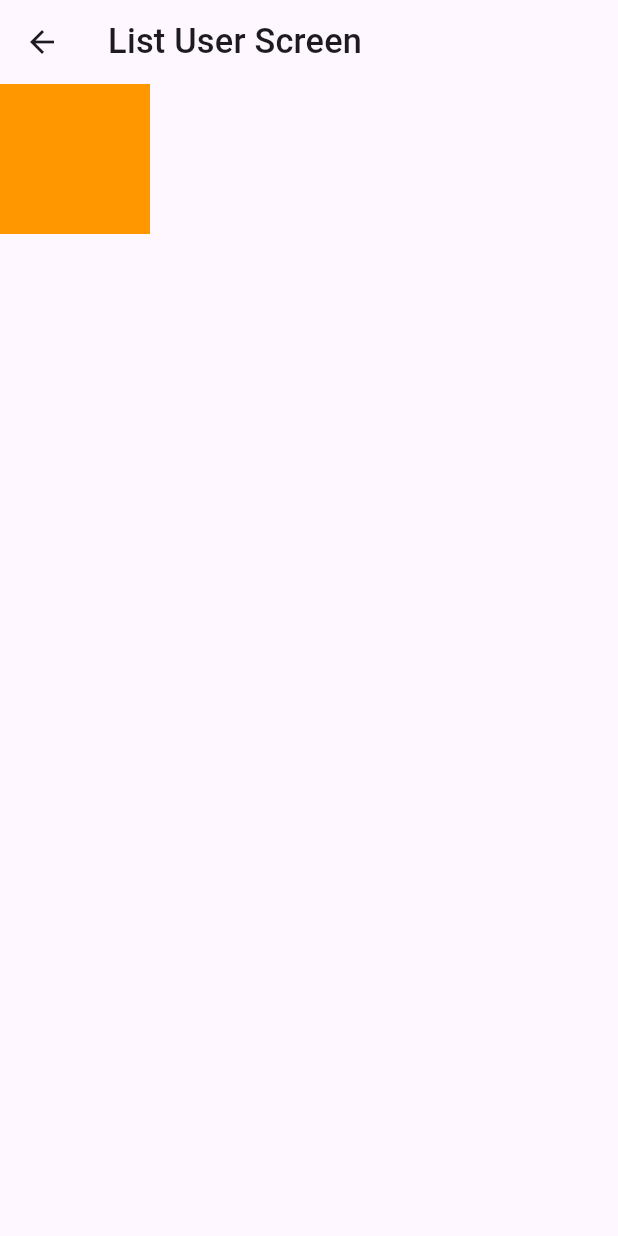
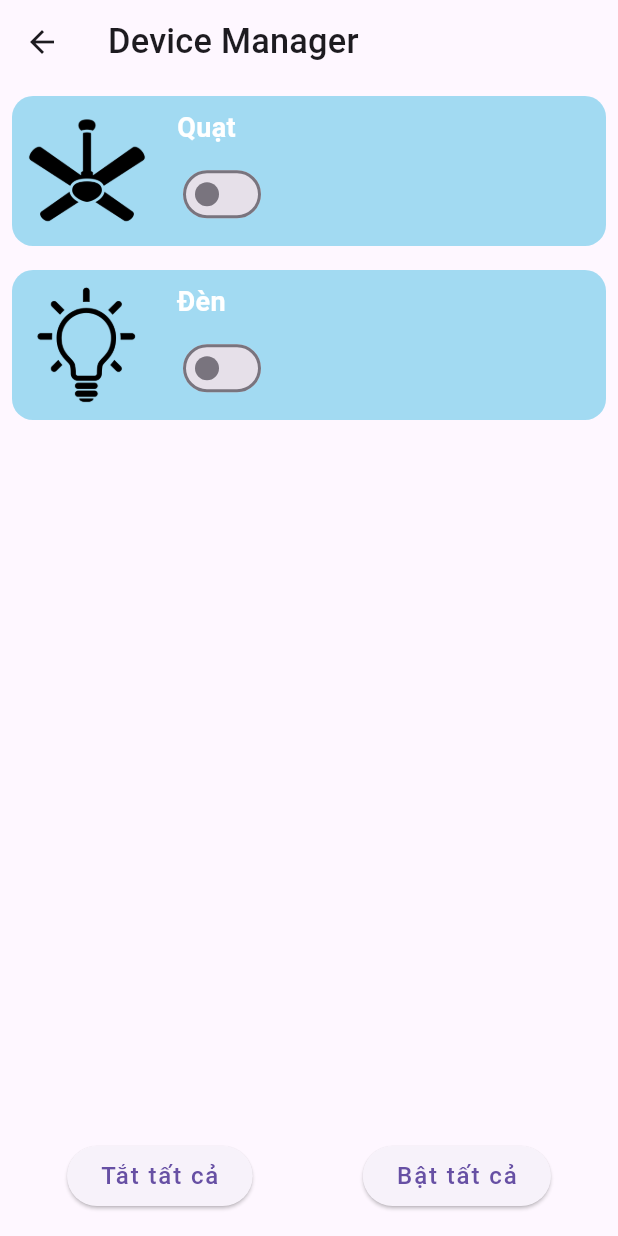
Before and after one commit to Lehuuan1006/sentinals, a Flutter app: the HomeScreen screen opened directly, after a tap on "Test3", on a phone screen of 412 x 824 dp. Run offline on Flutter 3.47's test engine with Material 3 defaults, Android fonts, the phone set to English and light mode, and no system bars; our stand-ins replace animated_bottom_navigation_bar, awesome_dialog, bloc, carousel_slider, cloud_firestore, cloud_functions and 16 more; missing offline and left inert: dart:ffi; accounts and stored records are empty; project files that could hold a hidden picture were left out.

Commit message:
add device manager page

```diff
--- /dev/null
+++ b/lib/screens/device_manager.dart
@@ -0,0 +1,121 @@
+import 'package:flutter/material.dart';
+
+class DeviceManager extends StatefulWidget {
+  @override
+  _DeviceManagerState createState() => _DeviceManagerState();
+}
+
+class _DeviceManagerState extends State<DeviceManager> {
+  bool fanState = false;
+  bool lightState = false;
+
+  void _setAllDevicesState(bool state) {
+    setState(() {
+      fanState = state;
+      lightState = state;
+    });
+  }
+
+  Widget buildDeviceBlock(String deviceName, bool value, String imageOn,
+      String imageOff, ValueChanged<bool> onChanged) {
+    return Padding(
+      padding: const EdgeInsets.all(8.0),
+      child: Container(
+        width: double.infinity,
+        height: 100,
+        decoration: BoxDecoration(
+          color: const Color.fromARGB(255, 162, 218, 242),
+          borderRadius: BorderRadius.circular(14),
+        ),
+        child: Padding(
+          padding: const EdgeInsets.all(10.0),
+          child: Row(
+            children: [
+              Image.asset(value ? imageOn : imageOff, width: 80, height: 80),
+              const SizedBox(width: 20),
+              Column(
+                mainAxisAlignment: MainAxisAlignment.center,
+                crossAxisAlignment: CrossAxisAlignment.start,
+                children: [
+                  Text(
+                    deviceName,
+                    style: const TextStyle(
+                      fontSize: 18,
+                      fontWeight: FontWeight.bold,
+                      color: Colors.white,
+                    ),
+                  ),
+                  const SizedBox(height: 10),
+                  Switch(
+                    value: value,
+                    onChanged: onChanged,
+                  ),
+                ],
+              ),
+            ],
+          ),
+        ),
+      ),
+    );
+  }
+
+  @override
+  Widget build(BuildContext context) {
+    return Scaffold(
+      appBar: AppBar(title: const Text("Device Manager")),
+      body: SafeArea(
+        child: Column(
+          children: [
+            Expanded(
+              child: SingleChildScrollView(
+                child: Column(
+                  children: [
+                    buildDeviceBlock(
+                      "Quạt",
+                      fanState,
+                      "assets/images/fan_on.png",
+                      "assets/images/fan_off.png",
+                      (newValue) {
+                        setState(() {
+                          fanState = newValue;
+                        });
+                      },
+                    ),
+                    buildDeviceBlock(
+                      "Đèn",
+                      lightState,
+                      "assets/images/light_on.png",
+                      "assets/images/light_off.png",
+                      (newValue) {
+                        setState(() {
+                          lightState = newValue;
+                        });
+                      },
+                    ),
+                  ],
+                ),
+              ),
+            ),
+            Padding(
+              padding:
+                  const EdgeInsets.symmetric(vertical: 16.0, horizontal: 8.0),
+              child: Row(
+                mainAxisAlignment: MainAxisAlignment.spaceAround,
+                children: [
+                  ElevatedButton(
+                    onPressed: () => _setAllDevicesState(false),
+                    child: const Text("Tắt tất cả"),
+                  ),
+                  ElevatedButton(
+                    onPressed: () => _setAllDevicesState(true),
+                    child: const Text("Bật tất cả"),
+                  ),
+                ],
+              ),
+            ),
+          ],
+        ),
+      ),
+    );
+  }
+}
--- a/lib/screens/home.dart
+++ b/lib/screens/home.dart
@@ -14,7 +14,7 @@ import 'package:sentinal/bloc/home/home_bloc.dart';
 import 'package:sentinal/bloc/logout/logout_bloc.dart';
 import 'package:sentinal/router/index.dart';
 import 'package:sentinal/screens/camera.dart';
-import 'package:sentinal/screens/list_user.dart';
+import 'package:sentinal/screens/device_manager.dart';
 import 'package:sentinal/screens/list_user_request_role_screen.dart';
 import 'package:sentinal/screens/notifications.dart';
 import 'package:sentinal/screens/users_manager_screen.dart';
@@ -102,7 +102,7 @@ class _HomeScreenState extends State<HomeScreen> {
 
         Navigator.push(
           context,
-          MaterialPageRoute(builder: (context) => const ListUserRequestRoleScreen()),
+          MaterialPageRoute(builder: (context) => const CameraScreen()),
         );
         break;
       case 2:
@@ -118,7 +118,7 @@ class _HomeScreenState extends State<HomeScreen> {
 
         Navigator.push(
           context,
-          MaterialPageRoute(builder: (context) => const ListUserScreen()),
+          MaterialPageRoute(builder: (context) =>  DeviceManager()),
         );
         break;
       case 4:
@@ -133,7 +133,7 @@ class _HomeScreenState extends State<HomeScreen> {
         vibrate();
         Navigator.push(
           context,
-          MaterialPageRoute(builder: (context) => ListUserScreen()),
+          MaterialPageRoute(builder: (context) => DeviceManager()),
         );
 
         break;
@@ -141,7 +141,7 @@ class _HomeScreenState extends State<HomeScreen> {
         vibrate();
         Navigator.push(
           context,
-          MaterialPageRoute(builder: (context) => ListUserScreen()),
+          MaterialPageRoute(builder: (context) => DeviceManager()),
         );
 
         break;
--- a/lib/screens/index_home.dart
+++ b/lib/screens/index_home.dart
@@ -6,7 +6,7 @@ import 'package:flutter/services.dart';
 import 'package:flutter_screenutil/flutter_screenutil.dart';
 import 'package:sentinal/screens/camera.dart';
 import 'package:sentinal/screens/home.dart';
-import 'package:sentinal/screens/list_user.dart';
+import 'package:sentinal/screens/device_manager.dart';
 import 'package:sentinal/screens/notifications.dart';
 import 'package:sentinal/screens/profile_user.dart';
 import 'package:sentinal/screens/users_manager_screen.dart';
--- a/lib/screens/list_user.dart
+++ /dev/null
@@ -1,24 +0,0 @@
-import 'package:flutter/material.dart';
-
-class ListUserScreen extends StatefulWidget {
-  const ListUserScreen({super.key});
-
-  @override
-  State<ListUserScreen> createState() => _ListUserScreenState();
-}
-
-class _ListUserScreenState extends State<ListUserScreen> {
-  @override
-  Widget build(BuildContext context) {
-    return Scaffold(
-        appBar: AppBar(
-          title: const Text('List User Screen'),
-        ),
-        body: SafeArea(
-            child: Container(
-          height: 100,
-          width: 100,
-          color: Colors.orange
-        )));
-  }
-}
--- a/lib/widgets/title_menu_home.dart
+++ b/lib/widgets/title_menu_home.dart
@@ -27,7 +27,7 @@ List<IconData> iconListMiniMenuTab1 = [
 
 List<String> titleMiniMenuTab1 = [
   "List Users",
-  "Test1",
+  "Camera",
   "Test2",
   "Test3",
   "Test4",
--- a/pubspec.yaml
+++ b/pubspec.yaml
@@ -39,6 +39,8 @@ dependencies:
   carousel_slider: ^5.0.0
   dots_indicator: ^3.0.0
   fl_chart: ^0.70.2
+  webview_flutter: ^4.10.0
+  firebase_database: ^11.3.2
 
 dev_dependencies:
   flutter_test:
```
Also changed, not shown: assets/images/fan_off.png (added), assets/images/fan_on.png (added), assets/images/light_off.png (added), assets/images/light_on.png (added), pubspec.lock, 1 other file.
